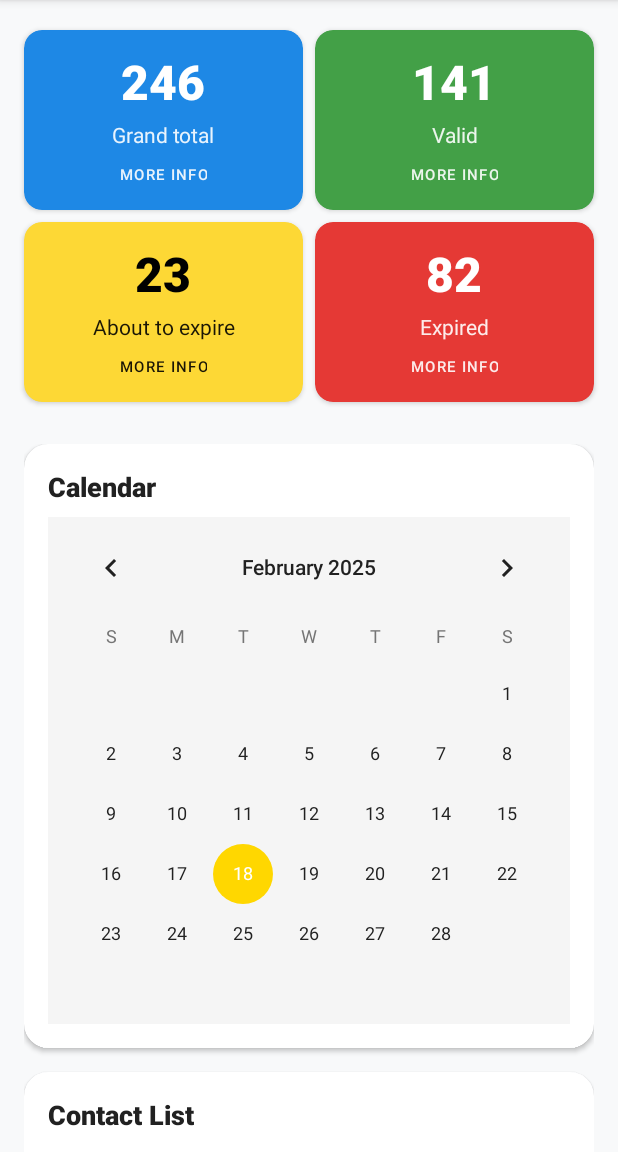
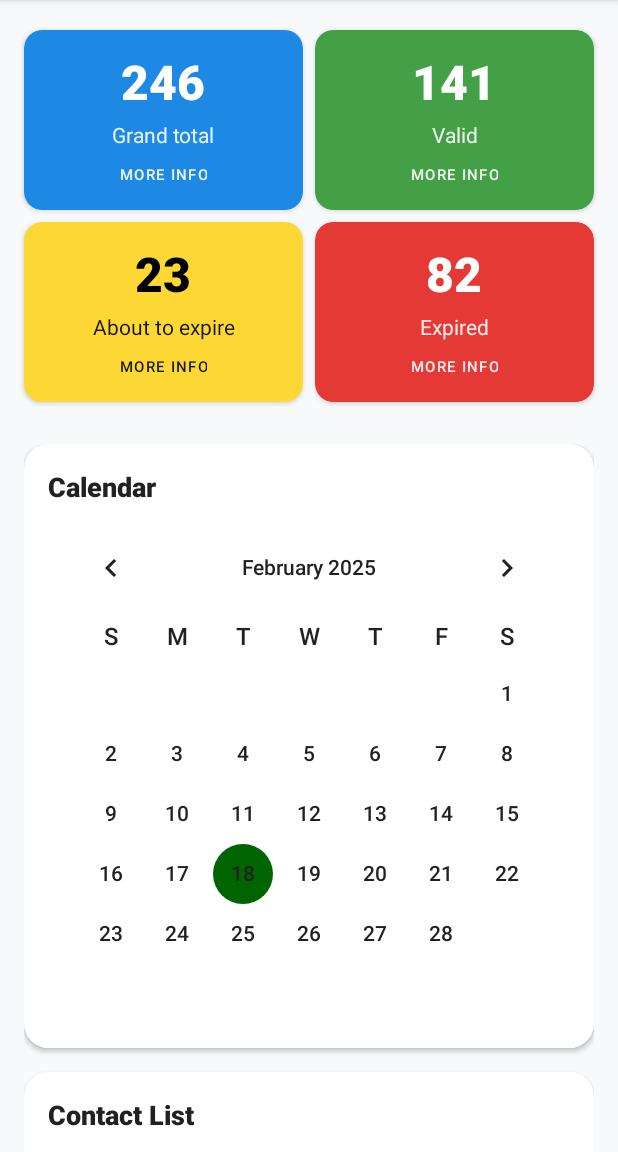
Before and after one commit to undiaxinus/FidelityBondMobile, an Android app: the DashboardFragment screen opened directly, with no data from a screen before it, on a phone screen of 412 x 824 dp, the part 84-1236 px from its top. Run offline under Robolectric (Android 15) with nearby library versions, the phone set to English and light mode, and no system bars.

Commit message:
Enhance Calendar UI and Styling in Dashboard Fragment
- Update CalendarView with programmatic color configuration
- Add custom color resources for calendar elements
- Improve calendar view styling with new themes and text appearances
- Prepare for future date selection handling

```diff
--- a/app/src/main/java/com/fb/myapplication/fragments/DashboardFragment.kt
+++ b/app/src/main/java/com/fb/myapplication/fragments/DashboardFragment.kt
@@ -1,17 +1,20 @@
 package com.fb.myapplication.fragments
 
 import android.os.Bundle
+import android.util.Log
 import android.view.LayoutInflater
 import android.view.View
 import android.view.ViewGroup
 import android.widget.CalendarView
 import android.widget.EditText
 import android.widget.TextView
+import androidx.core.content.ContextCompat
 import androidx.fragment.app.Fragment
 import androidx.recyclerview.widget.LinearLayoutManager
 import androidx.recyclerview.widget.RecyclerView
 import com.fb.myapplication.R
 import com.google.android.material.button.MaterialButton
+import java.util.*
 
 class DashboardFragment : Fragment() {
     private val units = listOf(
@@ -70,8 +73,19 @@ class DashboardFragment : Fragment() {
 
     private fun setupCalendar(view: View) {
         val calendarView = view.findViewById<CalendarView>(R.id.calendarView)
-        calendarView.setOnDateChangeListener { _, year, month, dayOfMonth ->
-            // TODO: Handle date selection
+
+        calendarView.apply {
+            // Set calendar colors programmatically
+            setBackgroundColor(ContextCompat.getColor(requireContext(), R.color.surface))
+
+            // Set date selection listener
+            setOnDateChangeListener { _, year, month, dayOfMonth ->
+                // Handle date selection
+                val selectedDate = Calendar.getInstance().apply {
+                    set(year, month, dayOfMonth)
+                }
+                // TODO: Handle the selected date
+            }
         }
     }
 
--- a/app/src/main/res/layout/fragment_dashboard.xml
+++ b/app/src/main/res/layout/fragment_dashboard.xml
@@ -288,7 +288,10 @@
                             android:layout_width="match_parent"
                             android:layout_height="wrap_content"
                             android:layout_marginTop="8dp"
-                            android:background="@color/card_bg_dark" />
+                            android:theme="@style/CustomCalendarView"
+                            android:weekDayTextAppearance="@style/CalendarHeaderStyle"
+                            android:dateTextAppearance="@style/CalendarDayStyle"
+                            android:background="@color/surface" />
                     </LinearLayout>
                 </com.google.android.material.card.MaterialCardView>
 
--- /dev/null
+++ b/app/src/main/res/values/styles.xml
@@ -0,0 +1,22 @@
+<?xml version="1.0" encoding="utf-8"?>
+<resources>
+    <!-- Calendar styles -->
+    <style name="CustomCalendarView" parent="Theme.AppCompat">
+        <item name="colorAccent">@color/primary</item>
+        <item name="colorPrimary">@color/primary</item>
+        <item name="android:textColorPrimary">@color/text_primary</item>
+        <item name="android:textColorSecondary">@color/text_secondary</item>
+        <item name="android:background">@color/surface</item>
+    </style>
+
+    <style name="CalendarHeaderStyle">
+        <item name="android:textColor">@color/text_primary</item>
+        <item name="android:textStyle">bold</item>
+        <item name="android:textSize">16sp</item>
+    </style>
+
+    <style name="CalendarDayStyle">
+        <item name="android:textColor">@color/text_primary</item>
+        <item name="android:textSize">14sp</item>
+    </style>
+</resources>
```
Also changed, not shown: app/src/main/res/values/colors.xml (+8 -0 lines), app/src/main/java/com/fb/myapplication/adapters/ContactsAdapter.kt (added).
